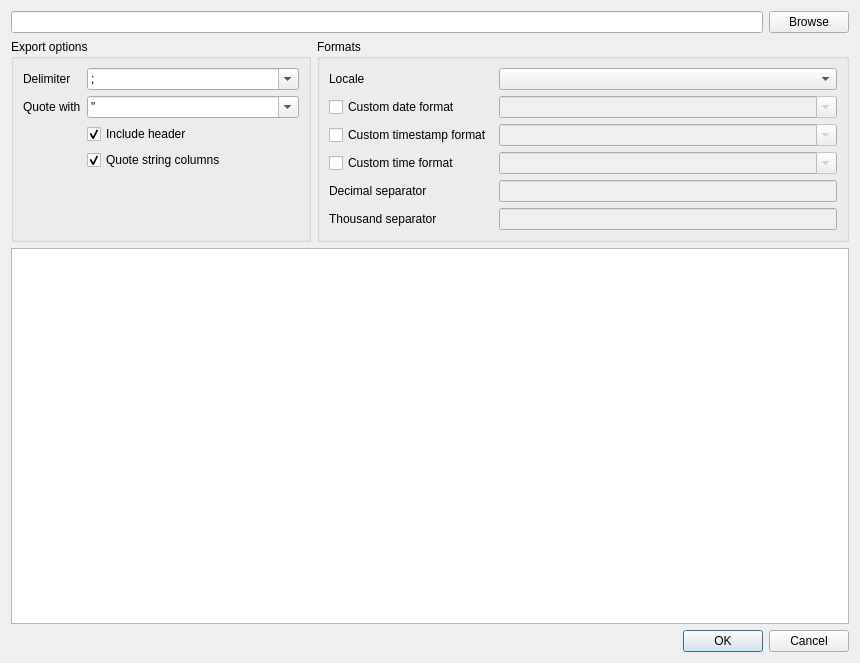
mispp/goat, file ui/ExportQueryDialog.ui: the form before one commit.
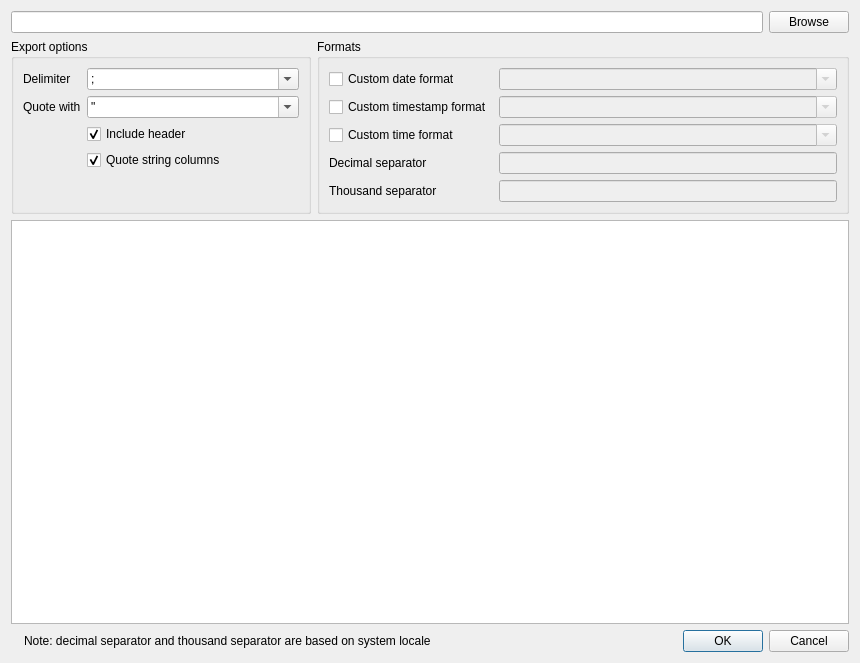
The form after the commit.

Commit message: remove locale selection, base everything on system locale with possibility to override

Diff of the .ui file:
```diff
--- a/ui/ExportQueryDialog.ui
+++ b/ui/ExportQueryDialog.ui
@@ -160,27 +160,7 @@
         <string>Formats</string>
        </property>
        <layout class="QGridLayout" name="gridLayout">
-        <item row="4" column="3">
-         <widget class="QComboBox" name="combobox_timeFormat">
-          <property name="enabled">
-           <bool>false</bool>
-          </property>
-          <property name="editable">
-           <bool>true</bool>
-          </property>
-         </widget>
-        </item>
-        <item row="0" column="1">
-         <widget class="QLabel" name="label_8">
-          <property name="text">
-           <string>Locale</string>
-          </property>
-         </widget>
-        </item>
-        <item row="0" column="3">
-         <widget class="QComboBox" name="combobox_locale"/>
-        </item>
-        <item row="2" column="3">
+        <item row="1" column="3">
          <widget class="QComboBox" name="combobox_dateFormat">
           <property name="enabled">
            <bool>false</bool>
@@ -190,45 +170,49 @@
           </property>
          </widget>
         </item>
-        <item row="3" column="3">
-         <widget class="QComboBox" name="combobox_timestampFormat">
-          <property name="enabled">
-           <bool>false</bool>
-          </property>
-          <property name="editable">
-           <bool>true</bool>
+        <item row="2" column="1">
+         <widget class="QCheckBox" name="checkbox_customTimestampFormat">
+          <property name="text">
+           <string>Custom timestamp format</string>
           </property>
          </widget>
         </item>
-        <item row="5" column="3">
+        <item row="4" column="3">
          <widget class="QLineEdit" name="textbox_decimalSeparator">
           <property name="enabled">
            <bool>false</bool>
           </property>
          </widget>
         </item>
-        <item row="5" column="1">
-         <widget class="QLabel" name="label_7">
-          <property name="text">
-           <string>Decimal separator</string>
-          </property>
-         </widget>
-        </item>
-        <item row="6" column="3">
+        <item row="5" column="3">
          <widget class="QLineEdit" name="textbox_thousandSeparator">
           <property name="enabled">
            <bool>false</bool>
           </property>
          </widget>
         </item>
-        <item row="6" column="1">
+        <item row="3" column="1">
+         <widget class="QCheckBox" name="checkbox_customTimeFormat">
+          <property name="text">
+           <string>Custom time format</string>
+          </property>
+         </widget>
+        </item>
+        <item row="5" column="1">
          <widget class="QLabel" name="label_9">
           <property name="text">
            <string>Thousand separator</string>
           </property>
          </widget>
         </item>
-        <item row="2" column="1">
+        <item row="4" column="1">
+         <widget class="QLabel" name="label_7">
+          <property name="text">
+           <string>Decimal separator</string>
+          </property>
+         </widget>
+        </item>
+        <item row="1" column="1">
          <widget class="QCheckBox" name="checkbox_customDateFormat">
           <property name="sizePolicy">
            <sizepolicy hsizetype="Fixed" vsizetype="Fixed">
@@ -241,17 +225,23 @@
           </property>
          </widget>
         </item>
-        <item row="3" column="1">
-         <widget class="QCheckBox" name="checkbox_customTimestampFormat">
-          <property name="text">
-           <string>Custom timestamp format</string>
+        <item row="3" column="3">
+         <widget class="QComboBox" name="combobox_timeFormat">
+          <property name="enabled">
+           <bool>false</bool>
+          </property>
+          <property name="editable">
+           <bool>true</bool>
           </property>
          </widget>
         </item>
-        <item row="4" column="1">
-         <widget class="QCheckBox" name="checkbox_customTimeFormat">
-          <property name="text">
-           <string>Custom time format</string>
+        <item row="2" column="3">
+         <widget class="QComboBox" name="combobox_timestampFormat">
+          <property name="enabled">
+           <bool>false</bool>
+          </property>
+          <property name="editable">
+           <bool>true</bool>
           </property>
          </widget>
         </item>
@@ -289,6 +279,13 @@
        </property>
       </widget>
      </item>
+     <item>
+      <widget class="QLabel" name="label_3">
+       <property name="text">
+        <string>Note: decimal separator and thousand separator are based on system locale</string>
+       </property>
+      </widget>
+     </item>
      <item>
       <widget class="QDialogButtonBox" name="buttonBox">
        <property name="orientation">
```
Left out of the diff: 5 changed lines with no effect on the pictures. The commit also changes 3 other files.
